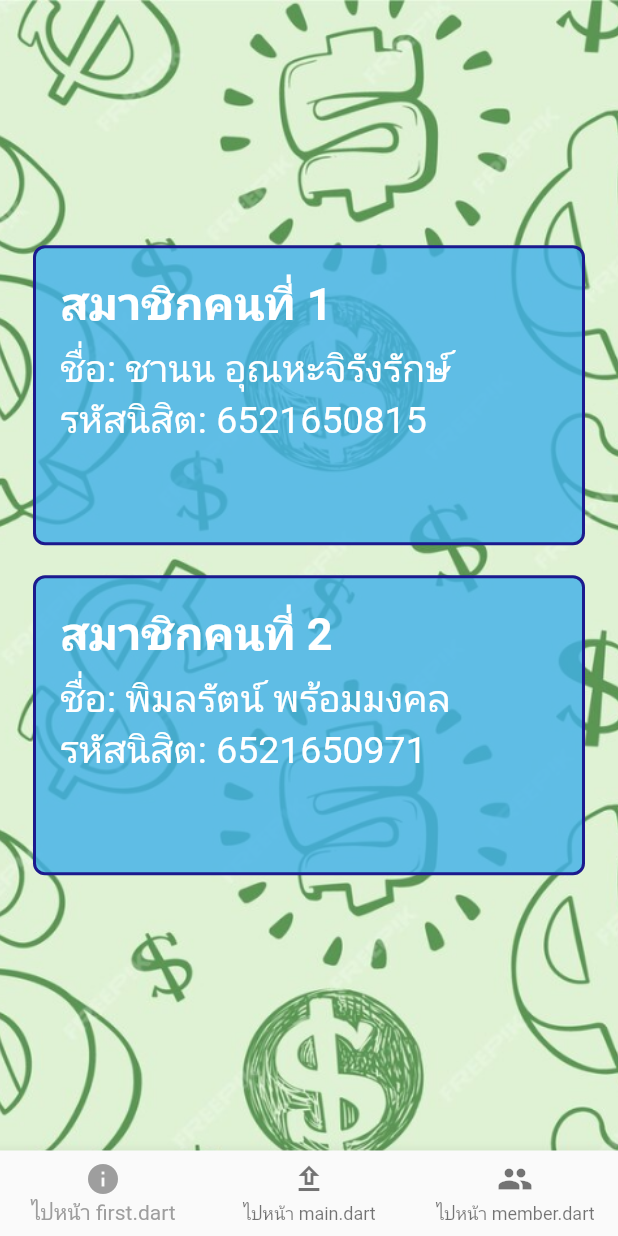
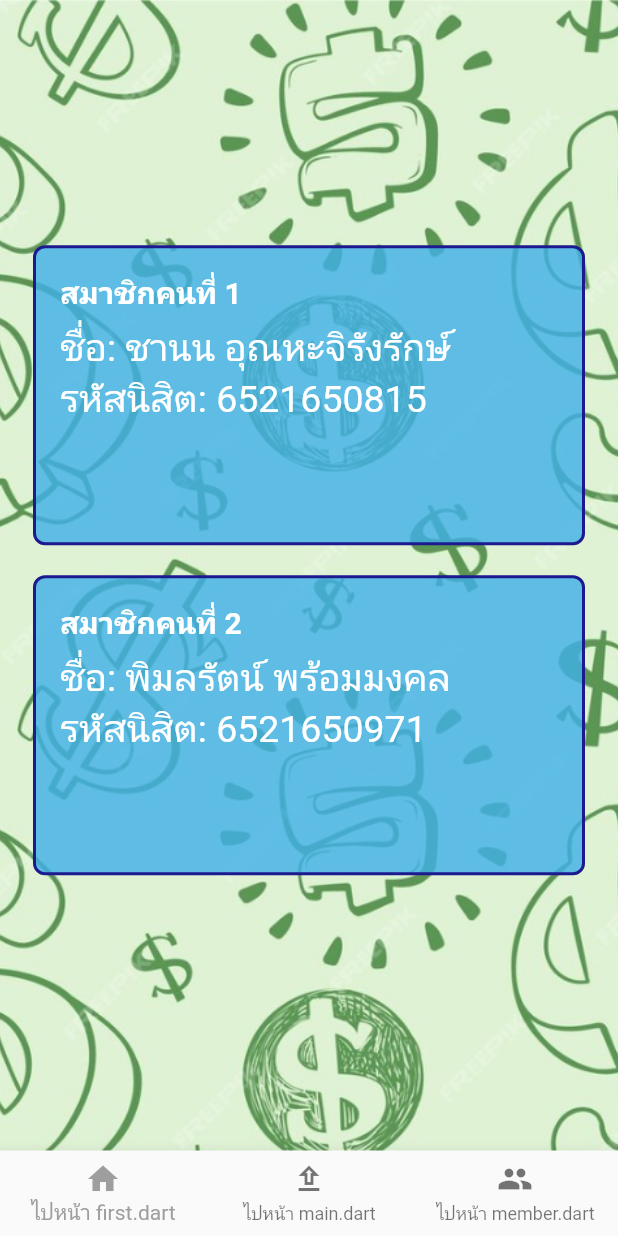
Before and after one commit to ChanonOonna/APPLICATIONAI, a Flutter app: the screen it shows after launch, item 3 of the bottom bar chosen, on a phone screen of 412 x 824 dp. Run offline on Flutter 3.47's test engine with Material 2 defaults, Android fonts, the phone set to English and light mode, and no system bars; our stand-ins replace audioplayers, video_player; missing offline and left inert: dart:html.

Commit message:
เสร็จ

```diff
--- a/aiapp/lib/first.dart
+++ b/aiapp/lib/first.dart
@@ -102,7 +102,7 @@ class _CurrencyDetectionPageState extends State<CurrencyDetectionPage> {
       bottomNavigationBar: BottomNavigationBar(
         items: const <BottomNavigationBarItem>[
           BottomNavigationBarItem(
-            icon: Icon(Icons.info),
+            icon: Icon(Icons.home),
             label: 'แนะนำแอพ',
           ),
           BottomNavigationBarItem(
--- a/aiapp/lib/member.dart
+++ b/aiapp/lib/member.dart
@@ -42,7 +42,7 @@ class MemberPage extends StatelessWidget {
                         Text(
                           'สมาชิกคนที่ 1',
                           style: TextStyle(
-                            fontSize: 30, // ขนาดฟอนต์ที่ใหญ่ขึ้น
+                            fontSize: 20, // ขนาดฟอนต์ที่ใหญ่ขึ้น
                             fontWeight: FontWeight.bold,
                             color: Colors.white,
                           ),
@@ -77,7 +77,7 @@ class MemberPage extends StatelessWidget {
                         Text(
                           'สมาชิกคนที่ 2',
                           style: TextStyle(
-                            fontSize: 30, // ขนาดฟอนต์ที่ใหญ่ขึ้น
+                            fontSize: 20, // ขนาดฟอนต์ที่ใหญ่ขึ้น
                             fontWeight: FontWeight.bold,
                             color: Colors.white,
                           ),
@@ -107,7 +107,7 @@ class MemberPage extends StatelessWidget {
       bottomNavigationBar: BottomNavigationBar(
         items: [
           BottomNavigationBarItem(
-            icon: Icon(Icons.info),
+            icon: Icon(Icons.home),
             label: 'ไปหน้า first.dart',
           ),
           BottomNavigationBarItem(
```
Also changed, not shown: aiapp/lib/main.dart (+6 -5 lines).
